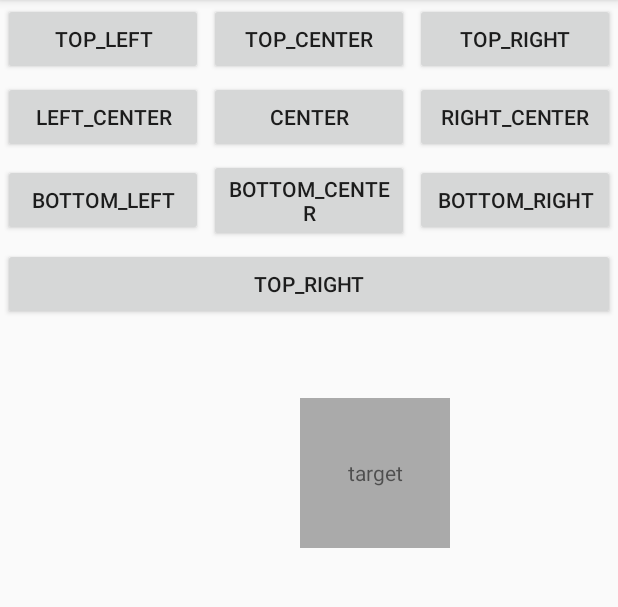
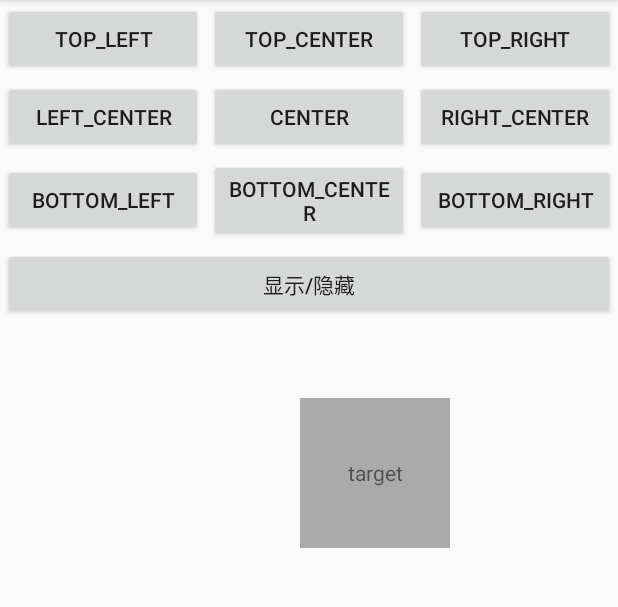
Before and after one commit to zj565061763/poper, an Android app: the screen it shows after launch (MainActivity), on a phone screen of 412 x 824 dp, the part 84-691 px from its top. Run offline under Robolectric (Android 15) with nearby library versions, the phone set to English and light mode, and no system bars.

Commit message:
demo测试

```diff
--- a/app/src/main/res/layout/activity_main.xml
+++ b/app/src/main/res/layout/activity_main.xml
@@ -106,8 +106,7 @@
         android:layout_height="wrap_content"
         android:layout_margin="2dp"
         android:onClick="onClickToggleVisibility"
-        android:text="top_right"/>
-
+        android:text="显示/隐藏"/>
 
     <HorizontalScrollView
         android:layout_width="match_parent"
```
